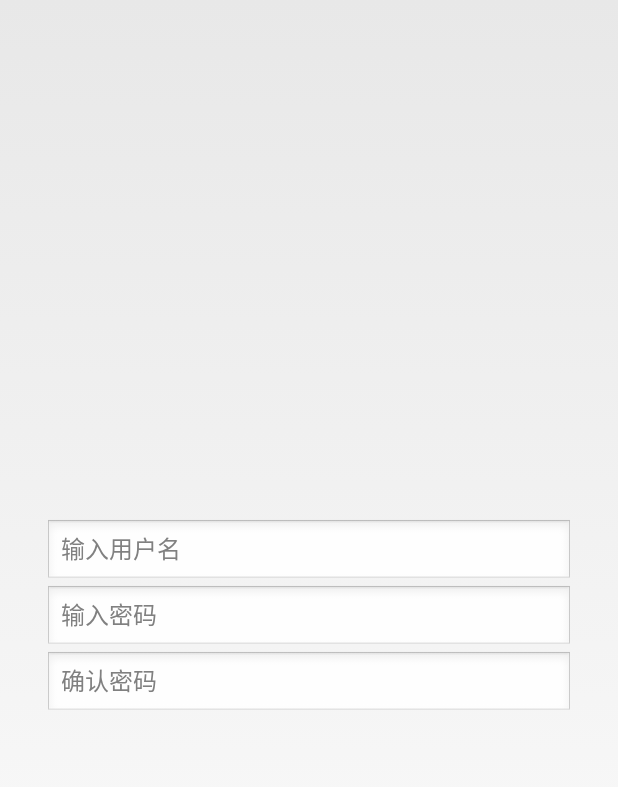
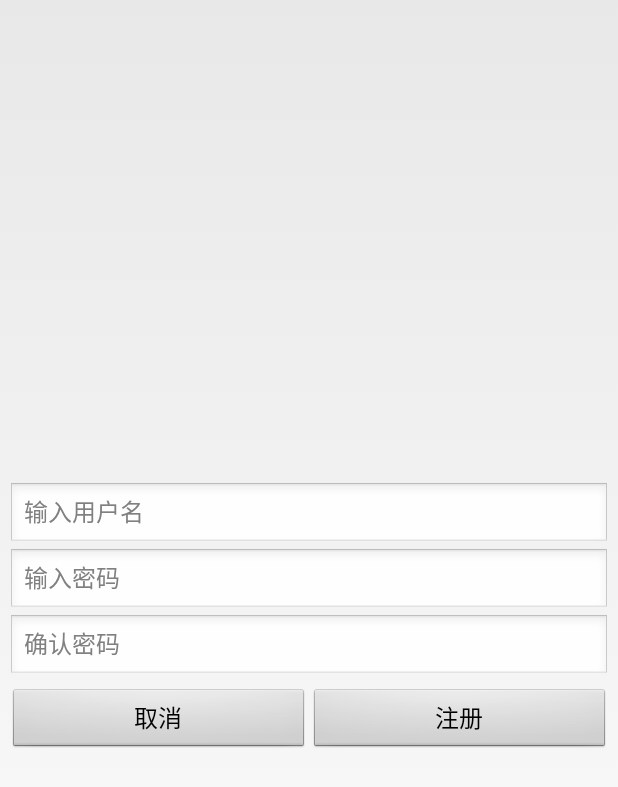
Before and after one commit to 755586/Whack-A-Mole, an Android app: the layout dialog_register.xml on its own in the app's theme, with its tools: preview values and no code run, on a phone screen of 412 x 824 dp. Shown: the top 787 px of the screen. Run offline under Robolectric (Android 15) with nearby library versions, the phone set to English and light mode, and no system bars.

Commit message:
完善注册弹框，修改为自定义

```diff
--- a/app/src/main/java/com/ecjtu/whack_a_mole/util/MyDialog.java
+++ b/app/src/main/java/com/ecjtu/whack_a_mole/util/DialogUtils.java
@@ -10,7 +10,7 @@ import com.ecjtu.whack_a_mole.activity.LoginActivity;
  * @author Administrator on 2017-04-20.
  * @version 1.0
  */
-public class MyDialog {
+public class DialogUtils {
     private static ProgressDialog waitingDialog = null;//加载中的弹框
     private static AlertDialog.Builder normalDialog = null;//含确认取消按钮的提示框
 
@@ -46,9 +46,9 @@ public class MyDialog {
                 new DialogInterface.OnClickListener() {
                     @Override
                     public void onClick(DialogInterface dialog, int which) {
-
+                        //dialog.dismiss();;
                     }
                 });
-        normalDialog.show();
+        normalDialog.create().show();
     }
 }
--- a/app/src/main/res/layout/dialog_register.xml
+++ b/app/src/main/res/layout/dialog_register.xml
@@ -3,13 +3,14 @@
         xmlns:android="http://schemas.android.com/apk/res/android"
         xmlns:tools="http://schemas.android.com/tools"
         android:layout_width="match_parent"
-        android:layout_height="match_parent"
-        tools:context="com.ecjtu.whack_a_mole.activity.LoginActivity">
+        android:layout_height="match_parent">
     <LinearLayout
             android:layout_width="match_parent"
             android:layout_height="wrap_content"
-            android:layout_marginLeft="30dp"
-            android:layout_marginRight="30dp"
+            android:layout_marginTop="10dp"
+            android:layout_marginBottom="20dp"
+            android:layout_marginLeft="5dp"
+            android:layout_marginRight="5dp"
             android:orientation="vertical"
             android:layout_centerInParent="true">
         <LinearLayout
@@ -53,5 +54,26 @@
                       android:hint="确认密码"
                       android:inputType="textPassword"/>
         </LinearLayout>
+        <LinearLayout
+                android:layout_width="match_parent"
+                android:layout_height="44dp"
+                android:gravity="center_vertical"
+                android:orientation="horizontal"
+                android:layout_marginTop="5dp">
+            <Button android:id="@+id/btn_cancle"
+                      android:layout_width="0dp"
+                      android:layout_height="match_parent"
+                      android:layout_weight="1"
+                      android:singleLine="true"
+                      android:textSize="16sp"
+                     android:text="取消"/>
+            <Button android:id="@+id/btn_register"
+                    android:layout_width="0dp"
+                    android:layout_height="match_parent"
+                    android:layout_weight="1"
+                    android:singleLine="true"
+                    android:textSize="16sp"
+                    android:text="注册"/>
+        </LinearLayout>
     </LinearLayout>
 </RelativeLayout>
```
Also changed, not shown: app/src/main/java/com/ecjtu/whack_a_mole/activity/LoginActivity.java (+10 -108 lines), app/src/main/java/com/ecjtu/whack_a_mole/activity/MainActivity.java (+2 -7 lines), app/src/main/java/com/ecjtu/whack_a_mole/view/RegisterDialog.java (added, +120 -0 lines).
